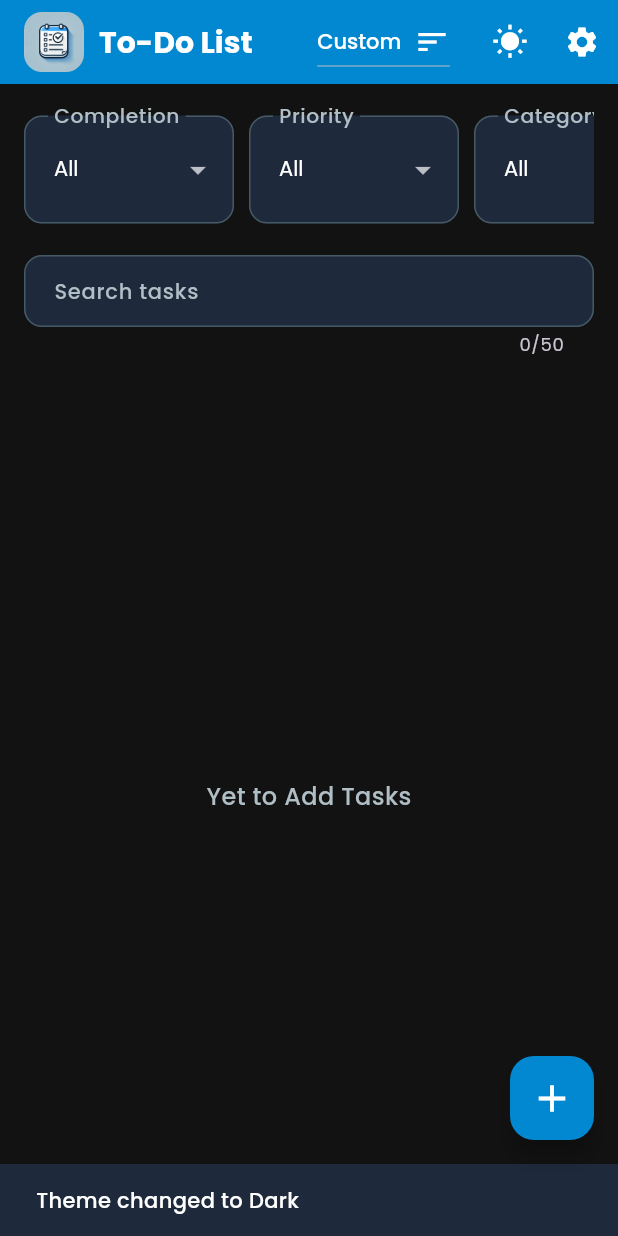
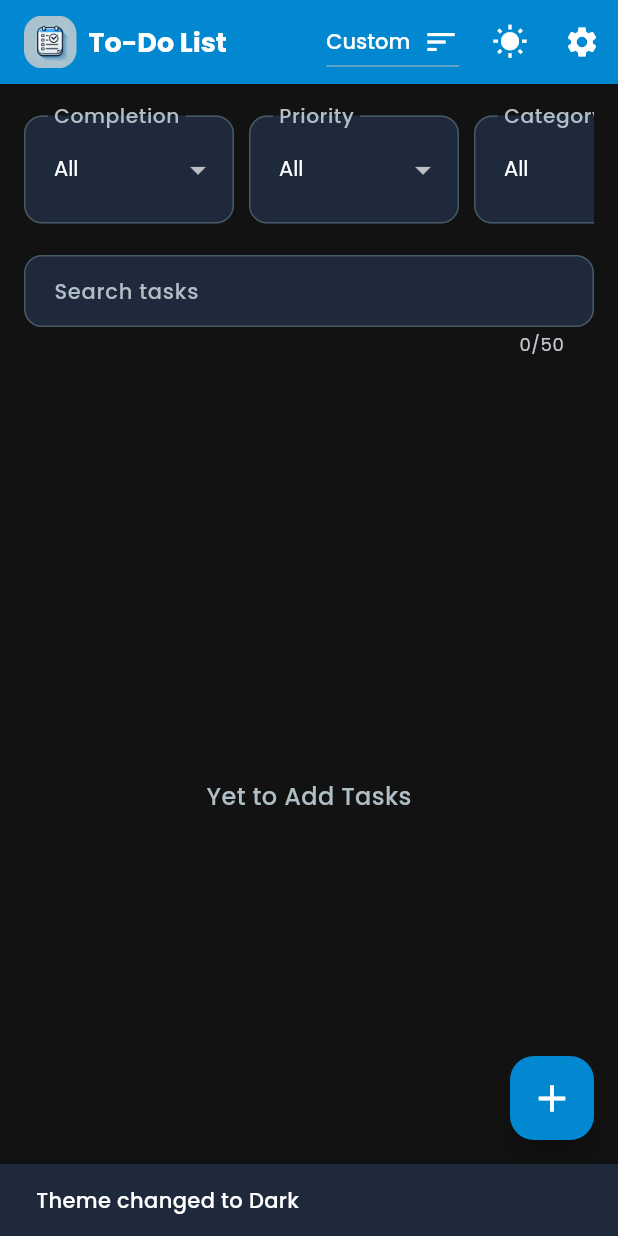
Before and after one commit to BhadriPrabhu/todolist_flutter, a Flutter app: the screen it shows after launch, after a tap on the "nightlight round" icon, on a phone screen of 412 x 824 dp. Run offline on Flutter 3.47's test engine with Material 3 defaults, Android fonts, the phone set to English and light mode, and no system bars; our stand-ins replace awesome_notifications, device_info_plus, google_fonts, lottie, share_plus, shared_preferences and 2 more; statements that could not run were skipped.

Commit message:
fix(ui): resolve RenderFlex overflow in AppBar title

```diff
--- a/lib/home_screen.dart
+++ b/lib/home_screen.dart
@@ -2096,20 +2096,21 @@ class _HomeScreenState extends State<HomeScreen>
                 borderRadius: BorderRadius.circular(12),
                 child: Image.asset(
                   'assets/image/logo.png',
-                  height: 40,
-                  width: 40,
+                  height: 35,
+                  width: 35,
                   errorBuilder: (context, error, stackTrace) {
                     debugPrint('Failed to load logo.png: $error');
                     return const Icon(Icons.error, color: Colors.white);
                   },
                 ),
               ),
-              const SizedBox(width: 10),
+              const SizedBox(width: 8),
               Text(
                 'To-Do List',
                 style: GoogleFonts.poppins(
                   fontWeight: FontWeight.w700,
                   color: Colors.white,
+                  fontSize: 18,
                 ),
               ),
             ],
@@ -2140,7 +2141,7 @@ class _HomeScreenState extends State<HomeScreen>
               padding: const EdgeInsets.symmetric(horizontal: 8, vertical: 2),
               focusColor: Colors.transparent,
             ),
-            const SizedBox(width: 8),
+            const SizedBox(width: 2),
             Semantics(
               label: 'Toggle theme',
               child: IconButton(
```
